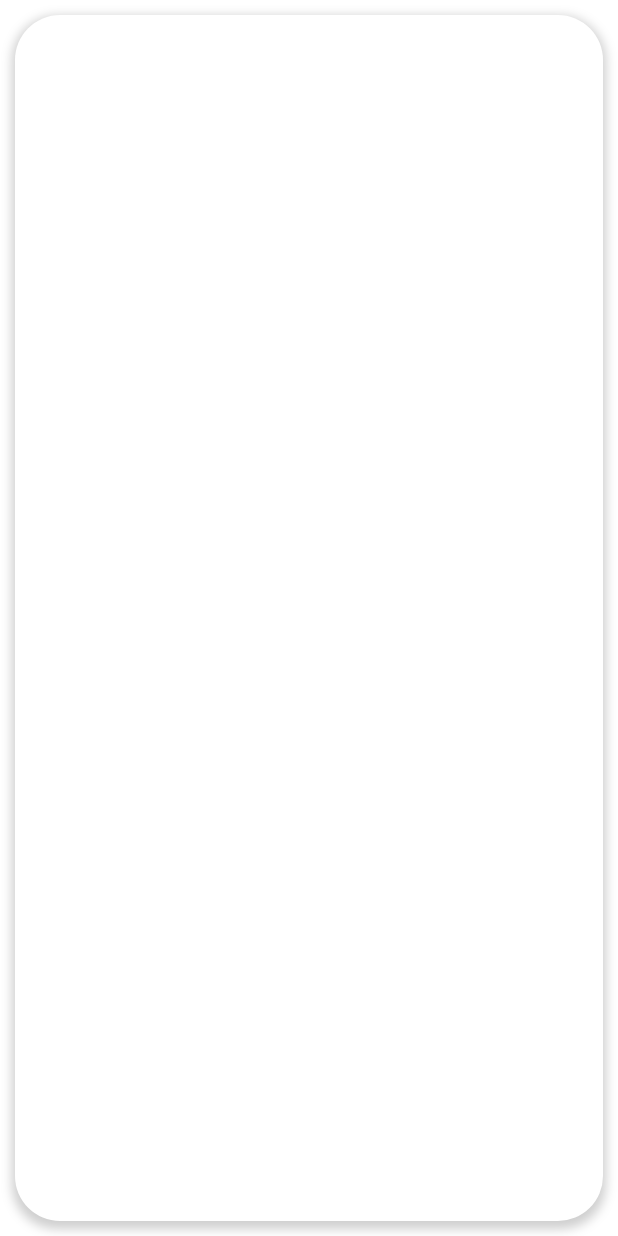
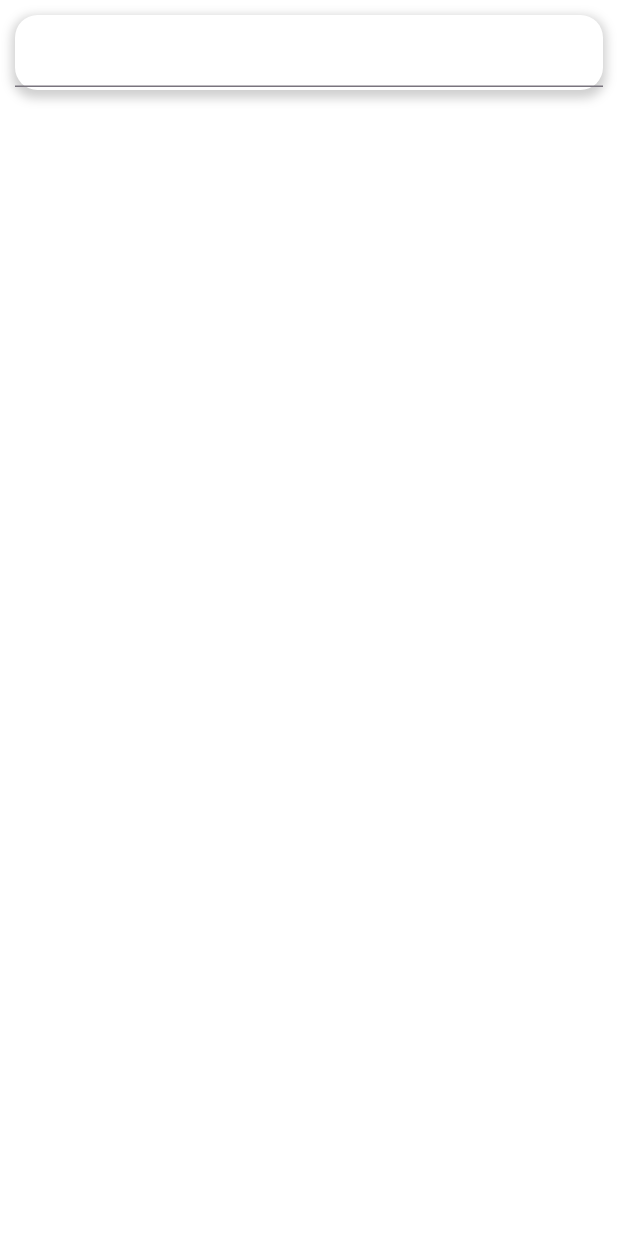
Before and after one commit to HenriqueMichelini/JurisAssistAI, a Flutter app: the screen it shows after launch, on a phone screen of 412 x 824 dp. Run offline on Flutter 3.47's test engine with Material 3 defaults, Android fonts, the phone set to English and light mode, and no system bars.

Commit message:
Syncing with my pc

```diff
--- a/jaai/lib/main.dart
+++ b/jaai/lib/main.dart
@@ -12,7 +12,7 @@ class MyApp extends StatelessWidget {
   Widget build(BuildContext context) {
     return MaterialApp(
       title: 'Flutter Demo',
-      home: const Chat(),
+      home: Chat(),
     );
   }
 }
--- a/jaai/lib/screens/chat.dart
+++ b/jaai/lib/screens/chat.dart
@@ -4,9 +4,10 @@ class Chat extends StatelessWidget {
   Chat({super.key});
 
   final textFieldContainer = Container(
+    height: 50,
     decoration: BoxDecoration(
       color: Colors.white,
-      borderRadius: BorderRadius.circular(30.0),
+      borderRadius: BorderRadius.circular(15.0),
       boxShadow: [
         BoxShadow(
           color: Colors.grey.withOpacity(0.5),
@@ -16,6 +17,7 @@ class Chat extends StatelessWidget {
         ),
       ],
     ),
+    child: TextField(),
   );
 
   @override
@@ -24,7 +26,11 @@ class Chat extends StatelessWidget {
       backgroundColor: Colors.white,
       body: Padding(
         padding: const EdgeInsets.all(10),
-        child: textFieldContainer,
+        child: Column(
+          children: [
+            textFieldContainer,
+          ],
+        ),
       ),
     );
   }
```
